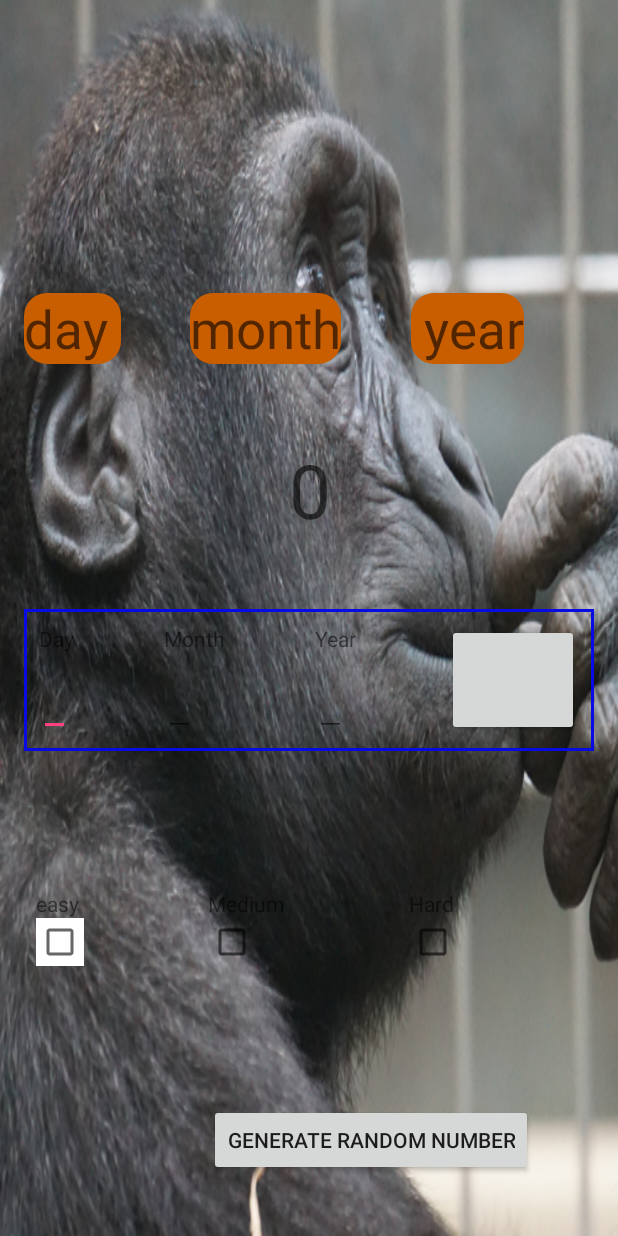
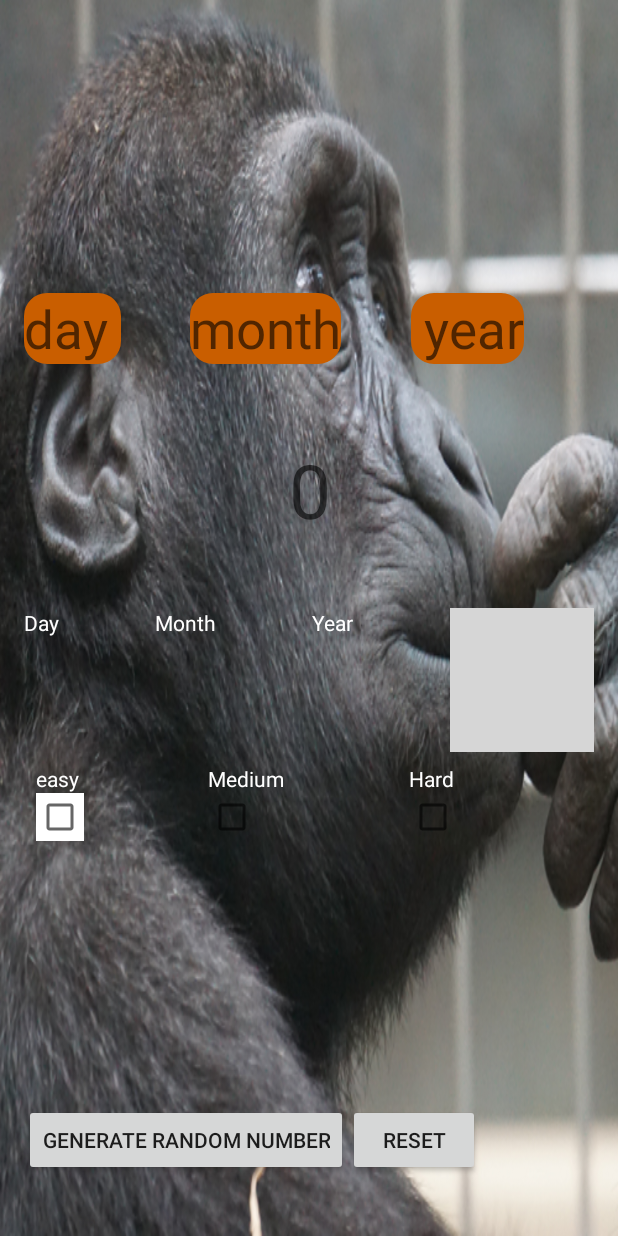
Before and after one commit to MohammedFouad/Randomdate, an Android app: the layout activity_main.xml on its own in the app's theme, with its tools: preview values and no code run, on a phone screen of 412 x 824 dp. Run offline under Robolectric (Android 15) with nearby library versions, the phone set to English and light mode, and no system bars; grey boxes are pictures that could not be loaded.

Commit message:
Date picker added and reset counter button

```diff
--- a/app/build.gradle
+++ b/app/build.gradle
@@ -28,7 +28,7 @@ dependencies {
     implementation 'com.google.firebase:firebase-core:16.0.0'
     implementation 'com.google.android.gms:play-services-ads:15.0.1'
     implementation 'com.google.firebase:firebase-database:16.0.1'
-    compile 'com.daimajia.easing:library:2.0@aar'
-    compile 'com.daimajia.androidanimations:library:2.3@aar'
+    implementation 'com.daimajia.easing:library:2.0@aar'
+    implementation 'com.daimajia.androidanimations:library:2.3@aar'
 }
 apply plugin: 'com.google.gms.google-services'
--- a/app/src/main/res/layout/activity_main.xml
+++ b/app/src/main/res/layout/activity_main.xml
@@ -6,8 +6,7 @@
     android:layout_height="match_parent"
     android:padding="16dp"
     android:background="@drawable/background_monkey"
-    tools:context=".MainActivity"
-    >
+    tools:context=".MainActivity">
 
     <LinearLayout
         android:id="@+id/displayDataLinearLayout"
@@ -114,8 +113,7 @@
         app:layout_constraintLeft_toLeftOf="parent"
         app:layout_constraintRight_toRightOf="parent"
         app:layout_constraintTop_toTopOf="parent"
-        app:layout_constraintVertical_bias="0.559"
-        android:background="@drawable/borderblue">
+        app:layout_constraintVertical_bias="0.559">
 
         <!-- day layout-->
         <LinearLayout
@@ -127,10 +125,12 @@
             <TextView
                 android:layout_width="wrap_content"
                 android:layout_height="wrap_content"
-                android:text="@string/day" />
+                android:text="@string/day"
+                android:textColor="@color/colorTrialCount"/>
 
-            <EditText
-                android:textSize="25sp"
+            <TextView
+                android:textSize="40sp"
+                android:textColor="@color/colorTrialCount"
                 android:id="@+id/entered_day_text_view"
                 android:layout_width="wrap_content"
                 android:layout_height="wrap_content"
@@ -150,12 +150,14 @@
             android:orientation="vertical">
 
             <TextView
+                android:textColor="@color/colorTrialCount"
                 android:layout_width="wrap_content"
                 android:layout_height="wrap_content"
                 android:text="@string/month" />
 
-            <EditText
-                android:textSize="25sp"
+            <TextView
+                android:textSize="40sp"
+                android:textColor="@color/colorTrialCount"
                 android:id="@+id/entered_month_text_view"
                 android:layout_width="wrap_content"
                 android:layout_height="wrap_content"
@@ -177,11 +179,13 @@
             <TextView
                 android:layout_width="wrap_content"
                 android:layout_height="wrap_content"
-                android:text="@string/year" />
+                android:text="@string/year"
+                android:textColor="@color/colorTrialCount"/>
 
 
-            <EditText
-                android:textSize="25sp"
+            <TextView
+                android:textSize="40sp"
+                android:textColor="@color/colorTrialCount"
                 android:id="@+id/entered_year_text_view"
                 android:layout_width="wrap_content"
                 android:layout_height="wrap_content"
@@ -194,7 +198,10 @@
 
         <Button
             android:layout_width="wrap_content"
-            android:layout_height="match_parent" />
+            android:layout_height="match_parent"
+            android:background="@drawable/calendar"
+            android:backgroundTint="@color/colorPrimary"
+            android:onClick="setDate" />
 
 
     </LinearLayout>
@@ -238,7 +245,8 @@
             <TextView
                 android:layout_width="wrap_content"
                 android:layout_height="wrap_content"
-                android:text="@string/easy" />
+                android:text="@string/easy"
+                android:textColor="@color/colorTrialCount"/>
 
             <CheckBox
                 android:id="@+id/easyCheckBox"
@@ -257,7 +265,8 @@
             <TextView
                 android:layout_width="wrap_content"
                 android:layout_height="wrap_content"
-                android:text="@string/medium" />
+                android:text="@string/medium"
+                android:textColor="@color/colorTrialCount"/>
 
             <CheckBox
                 android:id="@+id/mediumCheckBox"
@@ -275,7 +284,8 @@
             <TextView
                 android:layout_width="wrap_content"
                 android:layout_height="wrap_content"
-                android:text="@string/hard" />
+                android:text="@string/hard"
+                android:textColor="@color/colorTrialCount"/>
 
             <CheckBox
                 android:id="@+id/hardCheckBox"
@@ -285,17 +295,29 @@
         </LinearLayout>
 
     </LinearLayout>
+<LinearLayout
+    android:layout_width="match_parent"
+    android:layout_height="wrap_content"
 
+    app:layout_constraintBottom_toBottomOf="parent"
+    app:layout_constraintHorizontal_bias="0.75"
+    app:layout_constraintLeft_toLeftOf="parent"
+    app:layout_constraintRight_toRightOf="parent">
     <Button
         android:id="@+id/generate_random_number"
-
         android:layout_width="wrap_content"
         android:layout_height="wrap_content"
         android:layout_marginBottom="24dp"
-        android:text="@string/generate_random_number"
-        app:layout_constraintBottom_toBottomOf="parent"
-        app:layout_constraintHorizontal_bias="0.75"
-        app:layout_constraintLeft_toLeftOf="parent"
-        app:layout_constraintRight_toRightOf="parent" />
+        android:text="@string/generate_random_number" />
+
+    <Button
+        android:id="@+id/resetCount"
+        android:onClick="resetCounter"
+        android:layout_width="wrap_content"
+        android:layout_height="wrap_content"
+        android:layout_marginBottom="24dp"
+        android:text="@string/reset_counter" />
+
+</LinearLayout>
 
 </android.support.constraint.ConstraintLayout>
--- a/app/src/main/res/values/strings.xml
+++ b/app/src/main/res/values/strings.xml
@@ -24,4 +24,5 @@
 
     <!-- Button-->
     <string name="generate_random_number">Generate random number</string>
+    <string name="reset_counter">Reset</string>
 </resources>
```
Also changed, not shown: app/src/main/java/com/app/smart/randomdate/MainActivity.java (+108 -2 lines).
